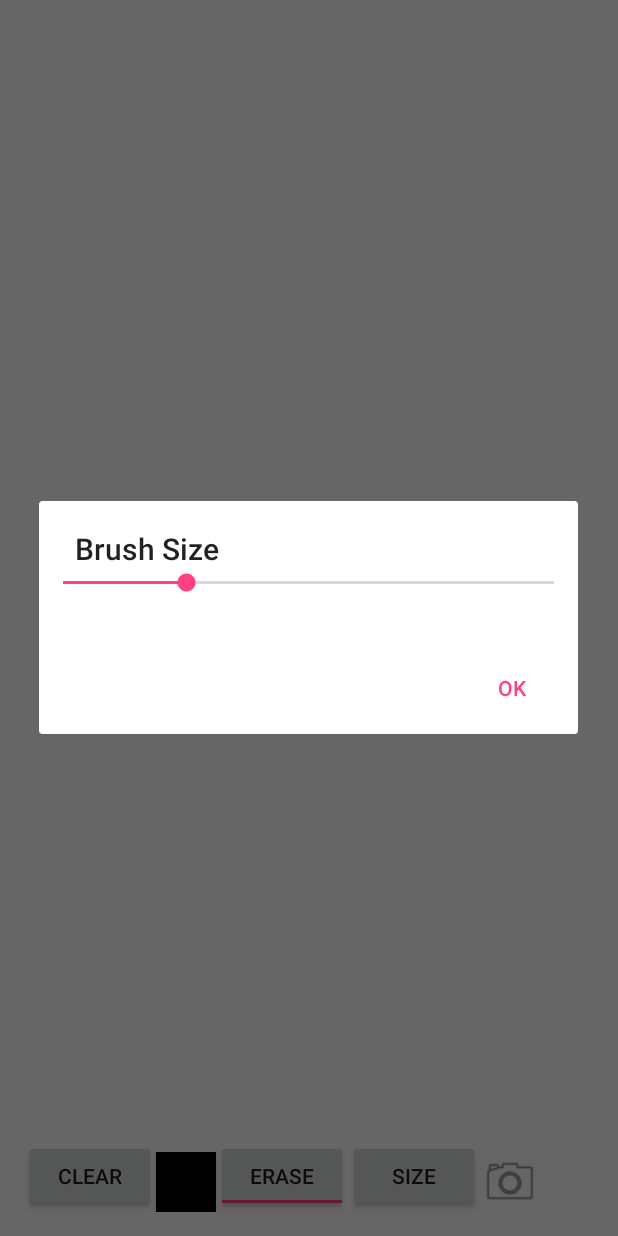
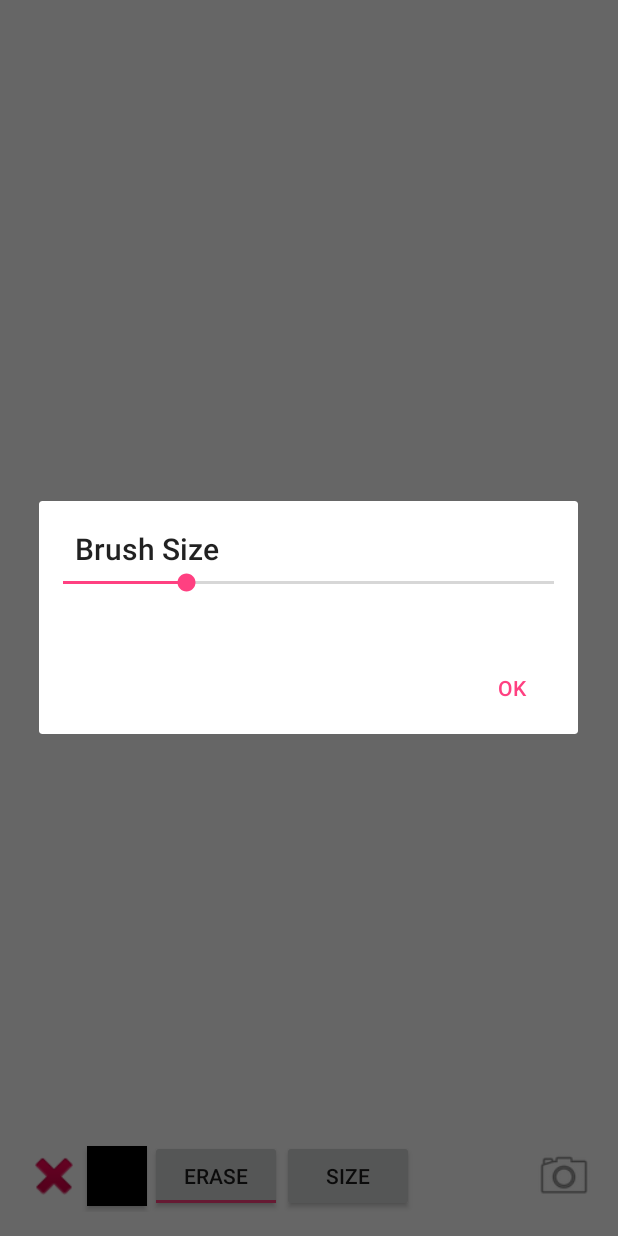
Before and after one commit to jlhuang1224/Sketchpad, an Android app: the screen it shows after launch (MainActivity), after a tap on "SIZE", on a phone screen of 412 x 824 dp. Run offline under Robolectric (Android 15) with nearby library versions, the phone set to English and light mode, and no system bars; libraries missing offline, so code that uses them is left out: com.pes.androidmaterialcolorpickerdialog; 1 statement that could not run was skipped; 2 other taps on this screen came first.

Commit message:
Added a nice icon for the app Changed some of the control button sizes and spacing Turned the CLEAR button into a red X icon

```diff
--- a/app/src/main/AndroidManifest.xml
+++ b/app/src/main/AndroidManifest.xml
@@ -8,7 +8,7 @@
 
     <application
         android:allowBackup="true"
-        android:icon="@mipmap/ic_launcher"
+        android:icon="@drawable/icon_sketchpad"
         android:label="@string/app_name"
         android:supportsRtl="true"
         android:theme="@style/AppTheme">
--- a/app/src/main/res/layout/activity_main.xml
+++ b/app/src/main/res/layout/activity_main.xml
@@ -26,7 +26,6 @@
         android:layout_alignParentTop="true" />
 
     <Button
-        android:text="clear"
         android:layout_width="wrap_content"
         android:layout_height="wrap_content"
         android:layout_centerVertical="false"
@@ -34,7 +33,11 @@
         android:layout_alignBottom="@+id/drawingView"
         android:layout_centerHorizontal="false"
         android:layout_alignParentStart="false"
-        android:layout_alignParentBottom="false" />
+        android:layout_alignParentBottom="false"
+        android:minHeight="40dip"
+        android:minWidth="40dip"
+        android:background="@android:drawable/ic_delete"
+        android:layout_marginBottom="4dip" />
 
     <ToggleButton
         android:text="ToggleButton"
@@ -65,19 +68,24 @@
         android:minWidth="40dip"
         android:layout_alignParentBottom="true"
         android:layout_toRightOf="@+id/buttonClear"
-        android:layout_toEndOf="@+id/buttonClear"
-        android:minHeight="40dip" />
+        android:minHeight="40dip"
+        android:layout_marginBottom="4dip"
+        android:layout_marginLeft="2dip"
+        android:layout_marginRight="2dip"
+        android:layout_centerHorizontal="false"
+        android:layout_centerVertical="false" />
 
     <Button
         android:layout_width="wrap_content"
         android:layout_height="wrap_content"
-        android:layout_centerVertical="true"
-        android:layout_centerHorizontal="true"
+        android:layout_centerVertical="false"
+        android:layout_centerHorizontal="false"
         android:id="@+id/buttonCamera"
         android:minWidth="40dip"
         android:layout_alignBottom="@+id/drawingView"
-        android:layout_toRightOf="@+id/buttonBrushSize"
         android:minHeight="40dip"
-        android:background="@android:drawable/ic_menu_camera" />
+        android:background="@android:drawable/ic_menu_camera"
+        android:layout_marginBottom="4dip"
+        android:layout_alignParentRight="true" />
 
 </RelativeLayout>
--- a/app/src/main/res/values/strings.xml
+++ b/app/src/main/res/values/strings.xml
@@ -1,6 +1,6 @@
 <resources>
     <string name="app_name">Sketchpad</string>
-    <string name="eraseOn">erase</string>
-    <string name="eraseOff">erase</string>
+    <string name="eraseOn">ERASE</string>
+    <string name="eraseOff">ERASE</string>
     <string name="chooseaction">Choose Action:</string>
 </resources>
```
Also changed, not shown: app/src/main/res/drawable/icon_sketchpad.png (added).
